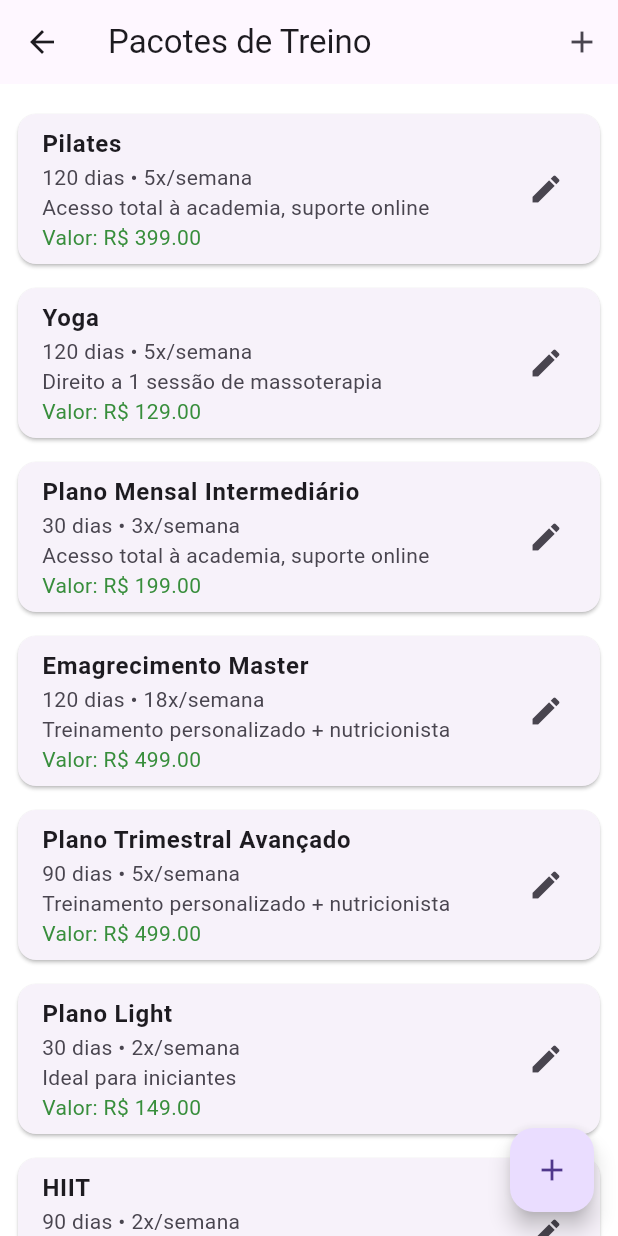
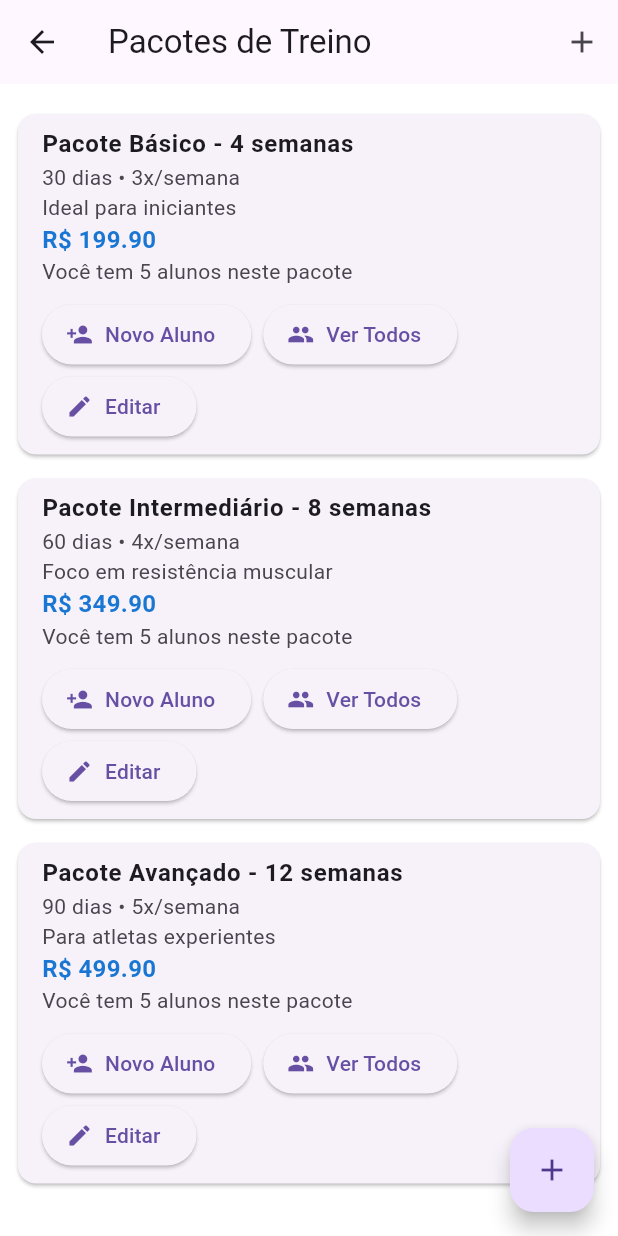
Before and after one commit to juliovitorino/workspace-opensource-mobile, a Flutter app: the TrainingPackagesPage screen opened directly, on a phone screen of 412 x 824 dp. Run offline on Flutter 3.47's test engine with Material 3 defaults, Android fonts, the phone set to English and light mode, and no system bars; our stand-ins replace flutter_bloc, get_it, injectable.

Commit message:
[041752] Adjustments into build workout sheet; Adjustments into new student page; models and entities were created according to tables

```diff
--- /dev/null
+++ b/treinadorpro/lib/core/domain/entities/pack_training_entity.dart
@@ -0,0 +1,76 @@
+import 'user_entity.dart';
+
+class PackTrainingEntity {
+  final int? id;
+  final String externalId;
+  final UserEntity personalUser;
+  final String description;
+  final int durationDays;
+  final int weeklyFrequency;
+  final String notes;
+  final double price;
+  final String? currency;
+  final String status; // 'A', 'B', 'I', 'P'
+  final DateTime? createdAt;
+  final DateTime? updatedAt;
+
+  const PackTrainingEntity({
+    this.id,
+    required this.externalId,
+    required this.personalUser,
+    required this.description,
+    required this.durationDays,
+    required this.weeklyFrequency,
+    required this.notes,
+    required this.price,
+    this.currency,
+    required this.status,
+    this.createdAt,
+    this.updatedAt,
+  });
+
+  static final List<PackTrainingEntity> packTrainings = [
+    PackTrainingEntity(
+      id: 1,
+      externalId: 'a14f1c8d-ccaa-4b32-9387-74d6ec3d0d01',
+      personalUser: UserEntity.users[0],
+      description: 'Pacote Básico - 4 semanas',
+      durationDays: 30,
+      weeklyFrequency: 3,
+      notes: 'Ideal para iniciantes',
+      price: 199.90,
+      currency: 'BRL',
+      status: 'A',
+      createdAt: DateTime.now().subtract(const Duration(days: 20)),
+      updatedAt: DateTime.now(),
+    ),
+    PackTrainingEntity(
+      id: 2,
+      externalId: 'b91f1d0a-bb52-4f32-9f70-68f5cb9f64f2',
+      personalUser: UserEntity.users[0],
+      description: 'Pacote Intermediário - 8 semanas',
+      durationDays: 60,
+      weeklyFrequency: 4,
+      notes: 'Foco em resistência muscular',
+      price: 349.90,
+      currency: 'BRL',
+      status: 'A',
+      createdAt: DateTime.now().subtract(const Duration(days: 15)),
+      updatedAt: DateTime.now(),
+    ),
+    PackTrainingEntity(
+      id: 3,
+      externalId: 'c82a2f4b-1e28-47ae-b1c2-48bdfde79961',
+      personalUser: UserEntity.users[0],
+      description: 'Pacote Avançado - 12 semanas',
+      durationDays: 90,
+      weeklyFrequency: 5,
+      notes: 'Para atletas experientes',
+      price: 499.90,
+      currency: 'BRL',
+      status: 'P',
+      createdAt: DateTime.now().subtract(const Duration(days: 7)),
+      updatedAt: DateTime.now(),
+    ),
+  ];
+}
--- /dev/null
+++ b/treinadorpro/lib/core/domain/entities/user_entity.dart
@@ -0,0 +1,123 @@
+class UserEntity {
+  final int? id;
+  final String uuidId;
+  final String name;
+  final String email;
+  final String? cellphone;
+  final DateTime? birthday;
+  final String? gender; // 'M' ou 'F'
+  final String? urlPhotoProfile;
+  final String userProfile; // 'ADMIN', 'PERSONAL_TRAINER', 'STUDENT'
+  final String masterLanguage; // 'pt-BR', 'en-US', 'es-ES'
+  final String? guardianIntegration;
+  final DateTime? lastLogin;
+  final String status; // 'A', 'B', 'I', 'P'
+  final DateTime? createdAt;
+  final DateTime? updatedAt;
+
+  const UserEntity({
+    this.id,
+    required this.uuidId,
+    required this.name,
+    required this.email,
+    this.cellphone,
+    this.birthday,
+    this.gender,
+    this.urlPhotoProfile,
+    required this.userProfile,
+    required this.masterLanguage,
+    this.guardianIntegration,
+    this.lastLogin,
+    required this.status,
+    this.createdAt,
+    this.updatedAt,
+  });
+
+  static final List<UserEntity> users = [
+    UserEntity(
+      id: 1,
+      uuidId: 'f47ac10b-58cc-4372-a567-0e02b2c3d479',
+      name: 'Alice Maria Silva',
+      email: 'alice.silva@example.com',
+      cellphone: '+5511999990001',
+      birthday: DateTime(1990, 5, 10),
+      gender: 'F',
+      urlPhotoProfile: 'https://example.com/photos/alice.jpg',
+      userProfile: 'PERSONAL_TRAINER',
+      masterLanguage: 'pt-BR',
+      guardianIntegration: null,
+      lastLogin: DateTime.now().subtract(const Duration(days: 1)),
+      status: 'A',
+      createdAt: DateTime.now().subtract(const Duration(days: 365)),
+      updatedAt: DateTime.now(),
+    ),
+    UserEntity(
+      id: 2,
+      uuidId: 'e2c56db5-dffb-48d2-b060-d0f5a71096e0',
+      name: 'Bruno Ferreira',
+      email: 'bruno.ferreira@example.com',
+      cellphone: '+5511988880002',
+      birthday: DateTime(1985, 8, 20),
+      gender: 'M',
+      urlPhotoProfile: 'https://example.com/photos/bruno.jpg',
+      userProfile: 'STUDENT',
+      masterLanguage: 'en-US',
+      guardianIntegration: null,
+      lastLogin: DateTime.now().subtract(const Duration(days: 2)),
+      status: 'A',
+      createdAt: DateTime.now().subtract(const Duration(days: 200)),
+      updatedAt: DateTime.now(),
+    ),
+    UserEntity(
+      id: 3,
+      uuidId: '9a3c8d56-7e54-4a1a-939b-51b6efbfe22e',
+      name: 'Carla Beatriz Souza',
+      email: 'carla.souza@example.com',
+      cellphone: '+5511977770003',
+      birthday: DateTime(1995, 3, 15),
+      gender: 'F',
+      urlPhotoProfile: 'https://example.com/photos/carla.jpg',
+      userProfile: 'ADMIN',
+      masterLanguage: 'es-ES',
+      guardianIntegration: null,
+      lastLogin: DateTime.now().subtract(const Duration(days: 5)),
+      status: 'A',
+      createdAt: DateTime.now().subtract(const Duration(days: 500)),
+      updatedAt: DateTime.now(),
+    ),
+    UserEntity(
+      id: 4,
+      uuidId: 'e2c56db5-dffb-48d2-b060-d0f5a71096e0',
+      name: 'Antonio Carlos',
+      email: 'antonio.carlos@example.com',
+      cellphone: '+5511988880002',
+      birthday: DateTime(1985, 8, 20),
+      gender: 'M',
+      urlPhotoProfile: 'https://example.com/photos/antonio-carlos.jpg',
+      userProfile: 'STUDENT',
+      masterLanguage: 'en-US',
+      guardianIntegration: null,
+      lastLogin: DateTime.now().subtract(const Duration(days: 2)),
+      status: 'A',
+      createdAt: DateTime.now().subtract(const Duration(days: 200)),
+      updatedAt: DateTime.now(),
+    ),
+    UserEntity(
+      id: 5,
+      uuidId: 'e2c56db5-dffb-48d2-b060-d0f5a71096e0',
+      name: 'Mayara Maravilha',
+      email: 'mayara.maravilha@example.com',
+      cellphone: '+5511988880002',
+      birthday: DateTime(1985, 8, 20),
+      gender: 'M',
+      urlPhotoProfile: 'https://example.com/photos/mayara-maravilha.jpg',
+      userProfile: 'STUDENT',
+      masterLanguage: 'en-US',
+      guardianIntegration: null,
+      lastLogin: DateTime.now().subtract(const Duration(days: 2)),
+      status: 'A',
+      createdAt: DateTime.now().subtract(const Duration(days: 200)),
+      updatedAt: DateTime.now(),
+    ),
+  ];
+}
--- a/treinadorpro/lib/features/trainingpackage/domain/entities/training_package.dart
+++ /dev/null
@@ -1,75 +0,0 @@
-class TrainingPackage {
-  late final String description;
-  final int durationDays;
-  final int weeklyFrequency;
-  final double price;
-  final String notes;
-
-  TrainingPackage({
-    required this.description,
-    required this.durationDays,
-    required this.weeklyFrequency,
-    required this.price,
-    required this.notes,
-  });
-
-  static List<TrainingPackage> packages = [
-    TrainingPackage(
-      description: 'Pilates',
-      durationDays: 120,
-      weeklyFrequency: 5,
-      price: 399.00,
-      notes: 'Acesso total à academia, suporte online',
-    ),
-    TrainingPackage(
-      description: 'Yoga',
-      durationDays: 120,
-      weeklyFrequency: 5,
-      price: 129.00,
-      notes: 'Direito a 1 sessão de massoterapia',
-    ),
-    TrainingPackage(
-      description: 'Plano Mensal Intermediário',
-      durationDays: 30,
-      weeklyFrequency: 3,
-      price: 199.00,
-      notes: 'Acesso total à academia, suporte online',
-    ),
-    TrainingPackage(
-      description: 'Emagrecimento Master',
-      durationDays: 120,
-      weeklyFrequency: 18,
-      price: 499.00,
-      notes: 'Treinamento personalizado + nutricionista',
-    ),
-    TrainingPackage(
-      description: 'Plano Trimestral Avançado',
-      durationDays: 90,
-      weeklyFrequency: 5,
-      price: 499.00,
-      notes: 'Treinamento personalizado + nutricionista',
-    ),
-    TrainingPackage(
-      description: 'Plano Light',
-      durationDays: 30,
-      weeklyFrequency: 2,
-      price: 149.00,
-      notes: 'Ideal para iniciantes',
-    ),
-    TrainingPackage(
-      description: 'HIIT',
-      durationDays: 90,
-      weeklyFrequency: 2,
-      price: 149.00,
-      notes: 'Ideal para iniciantes',
-    ),
-    TrainingPackage(
-      description: 'Jump',
-      durationDays: 90,
-      weeklyFrequency: 2,
-      price: 112.00,
-      notes: 'Ideal para qualquer idade',
-    ),
-  ];
-
-}
--- a/treinadorpro/lib/features/trainingpackage/presentation/training_packages_page.dart
+++ b/treinadorpro/lib/features/trainingpackage/presentation/training_packages_page.dart
@@ -1,6 +1,7 @@
 import 'package:flutter/material.dart';
+import 'package:treinadorpro/core/domain/entities/pack_training_entity.dart';
 
-import '../domain/entities/training_package.dart';
+import '../../newstudent/presentation/pages/new_student_page.dart';
 
 class TrainingPackagesPage extends StatelessWidget {
 
@@ -20,9 +21,9 @@ class TrainingPackagesPage extends StatelessWidget {
       ),
       body: ListView.builder(
         padding: const EdgeInsets.all(12),
-        itemCount: TrainingPackage.packages.length,
+        itemCount: PackTrainingEntity.packTrainings.length,
         itemBuilder: (context, index) {
-          final pkg = TrainingPackage.packages[index];
+          final pkg = PackTrainingEntity.packTrainings[index];
           return Card(
             margin: const EdgeInsets.symmetric(vertical: 8),
             child: ListTile(
@@ -32,13 +33,41 @@ class TrainingPackagesPage extends StatelessWidget {
                 children: [
                   Text('${pkg.durationDays} dias • ${pkg.weeklyFrequency}x/semana'),
                   Text(pkg.notes),
-                  Text('Valor: R\$ ${pkg.price.toStringAsFixed(2)}', style: TextStyle(color: Colors.green[700])),
+                  Text('R\$ ${pkg.price.toStringAsFixed(2)}', style: TextStyle(color: Colors.blue[700], fontWeight: FontWeight.bold, fontSize: 16.0)),
+                  Text('Você tem 5 alunos neste pacote'),
+                  SizedBox(width: 8, height: 8),
+
+                  Wrap(
+                    children:[
+                      ElevatedButton.icon(
+                        onPressed: () {
+                          Navigator.push(
+                            context,
+                            MaterialPageRoute(builder: (_) => NewStudentPage()),
+                          );
+                        },
+                        icon: Icon(Icons.person_add),
+                        label: Text('Novo Aluno'),
+                      ),
+
+                      SizedBox(width: 8, height: 40),
+                      ElevatedButton.icon(
+                        onPressed: () {},
+                        icon: Icon(Icons.group),
+                        label: Text('Ver Todos'),
+                      ),
+
+                      SizedBox(width: 8, height: 40),
+                      ElevatedButton.icon(
+                        onPressed: () {},
+                        icon: Icon(Icons.edit),
+                        label: Text('Editar'),
+                      ),
+                    ]
+                  ),
                 ],
               ),
-              trailing: Icon(Icons.edit),
-              onTap: () {
-                // Abrir página de edição do pacote
-              },
+              onTap: () {},
             ),
           );
         },
```
Also changed, not shown: treinadorpro/lib/core/data/models/pack_training_model.dart (added, +68 -0 lines), treinadorpro/lib/core/data/models/trainer_user_model.dart (added, +42 -0 lines), treinadorpro/lib/core/data/models/user_model.dart (added, +77 -0 lines), treinadorpro/lib/core/domain/entities/trainer_user_entity.dart (added, +46 -0 lines), treinadorpro/lib/features/newstudent/presentation/pages/new_student_page.dart (+29 -14 lines), treinadorpro/lib/features/woukoutsheet/presentation/pages/build_workout_sheet_page.dart (+19 -28 lines).
